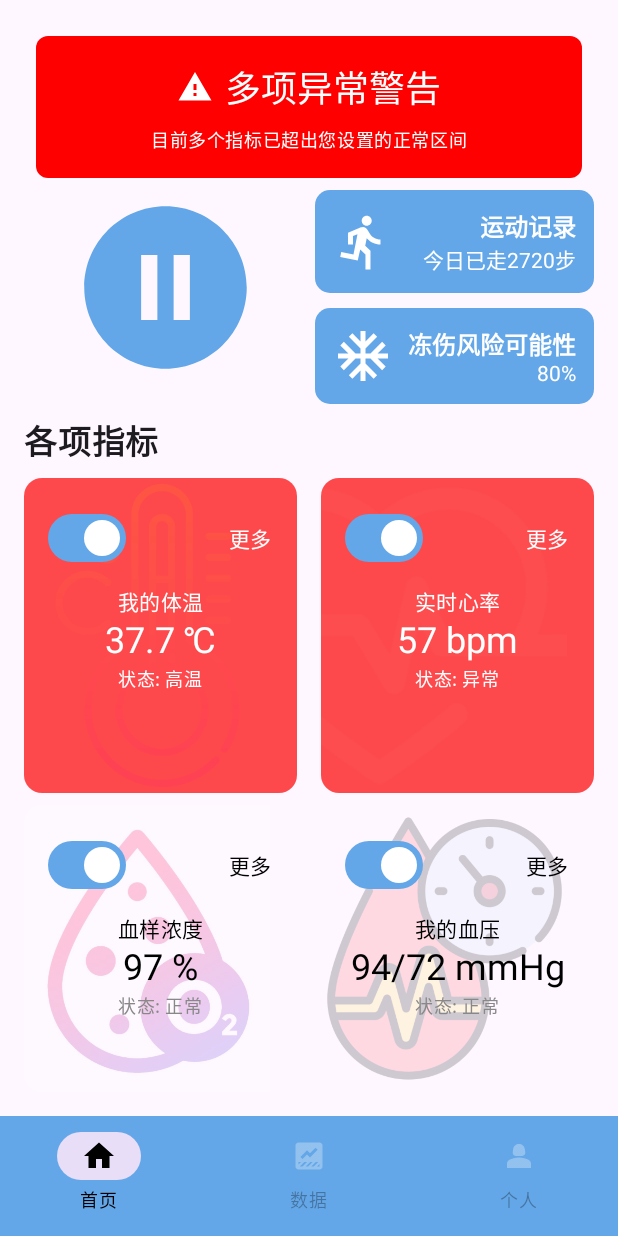
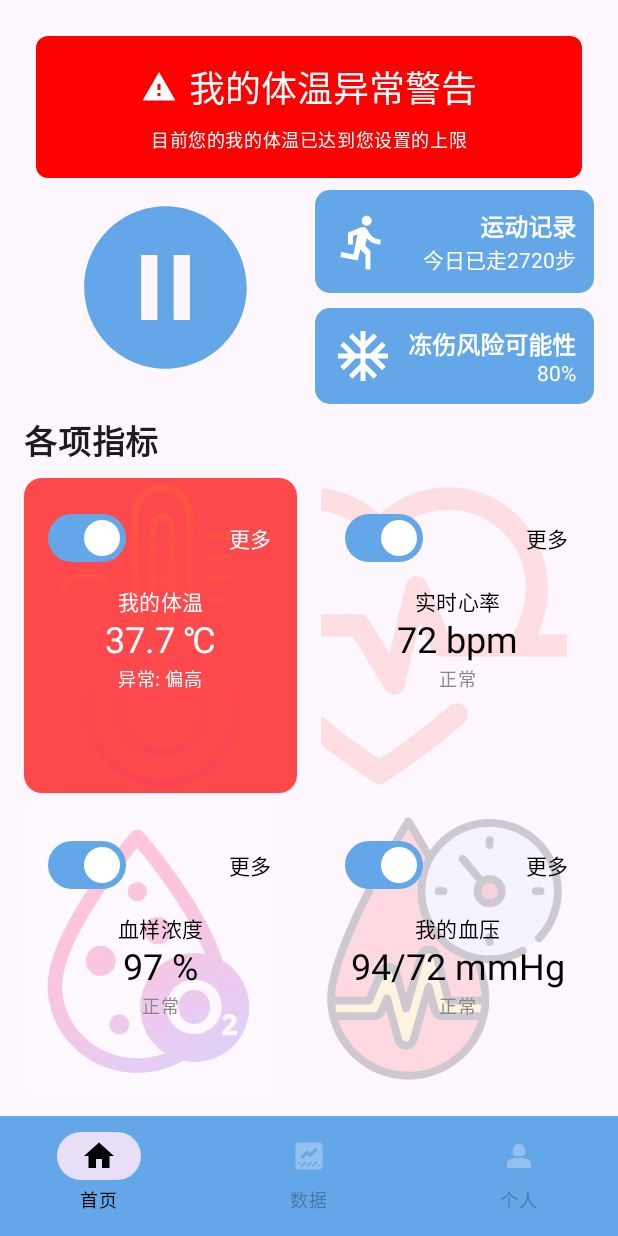
Before and after one commit to longfeiCA/simpleHealthManagement, an Android app built with Jetpack Compose: the composable HealthScreen shown on its own in the app's theme, item 3 of the bottom bar chosen, on a phone screen of 412 x 824 dp. Run offline under Robolectric (Android 15) with nearby library versions, the phone set to English and light mode, and no system bars.

Commit message:
refine alert card

```diff
--- a/app/src/main/java/com/example/simplehealthmanagement/HealthScreen.kt
+++ b/app/src/main/java/com/example/simplehealthmanagement/HealthScreen.kt
@@ -69,6 +69,7 @@ fun HealthScreen(viewModel: HealthViewModel) {
         unselectedIconColor = Color.White.copy(alpha = 0.3f),
         unselectedTextColor = Color.Black.copy(alpha = 0.3f)
     )
+
 
     Scaffold(
         bottomBar = {
@@ -303,7 +304,6 @@ fun HealthScreen(viewModel: HealthViewModel) {
 @Composable
 fun AlertCard(abnormalStatuses: List<Pair<String, String>>) {
     val isSingleAbnormal = abnormalStatuses.size == 1
-    val abnormalTitle = abnormalStatuses.firstOrNull()?.first ?: ""
 
     Card(
         modifier = Modifier
@@ -328,14 +328,24 @@ fun AlertCard(abnormalStatuses: List<Pair<String, String>>) {
                 )
                 Spacer(modifier = Modifier.width(8.dp))
                 Text(
-                    text = if (isSingleAbnormal) "${abnormalTitle}异常警告" else "多项异常警告",
+                    text = if (isSingleAbnormal) "${abnormalStatuses.first().first}异常警告" else "多项异常警告",
                     color = Color.White,
                     style = MaterialTheme.typography.headlineSmall
                 )
             }
             Spacer(modifier = Modifier.height(8.dp))
             Text(
-                text = if (isSingleAbnormal) "目前您的${abnormalTitle}已超出您设置的正常区间" else "目前多个指标已超出您设置的正常区间",
+                text = if (isSingleAbnormal) {
+                    val title = abnormalStatuses.first().first
+                    val status = abnormalStatuses.first().second
+                    when (status) {
+                        "偏高" -> "目前您的${title}已达到您设置的上限"
+                        "偏低" -> "目前您的${title}已低于您设置的下限"
+                        else -> "目前您的${title}异常" // Fallback
+                    }
+                } else {
+                    "目前多个指标已达到您设置的上限"
+                },
                 color = Color.White,
                 style = MaterialTheme.typography.bodySmall
             )
@@ -363,6 +373,7 @@ fun VitalCardWithSwitch(
     )
 
     val cardBackgroundColor = if (status == "正常") Color.Transparent else Color.Red.copy(alpha = 0.7f)
+    val statusDisplay = if (status == "正常") "正常" else "异常: $status"
 
     Card(
         modifier = modifier
@@ -421,7 +432,7 @@ fun VitalCardWithSwitch(
                     color = if (status == "正常") Color.Black else Color.White
                 )
                 Text(
-                    text = "状态: $status",
+                    text = "$statusDisplay",
                     style = MaterialTheme.typography.bodySmall,
                     color = if (status == "正常") Color.Gray else Color.White
                 )
--- a/app/src/main/java/com/example/simplehealthmanagement/HealthViewModel.kt
+++ b/app/src/main/java/com/example/simplehealthmanagement/HealthViewModel.kt
@@ -59,12 +59,12 @@ class HealthViewModel : ViewModel() {
         viewModelScope.launch {
             while (true) {
                 _temperature.value = String.format("%.1f", Random.nextDouble(35.5, 38.5)).toDouble()
-                _heartRate.value = Random.nextInt(50, 120)
+                _heartRate.value = Random.nextInt(50, 115)
                 _systolicBloodPressure.value = Random.nextInt(90, 140)
                 _diastolicBloodPressure.value = Random.nextInt(60, 90)
-                _spo2.value = Random.nextInt(90, 100)
+                _spo2.value = Random.nextInt(93, 100)
                 _stepCount.value = Random.nextInt(1000, 5000)
-                _frostbiteRisk.value = Random.nextInt(0, 5) * 20 // 模拟0%, 20%, 40%, 60%, 80%
+                _frostbiteRisk.value = Random.nextInt(0, 5) * 20
 
                 delay(5000) // 每5秒更新一次
             }
@@ -73,14 +73,18 @@ class HealthViewModel : ViewModel() {
 
     fun getTemperatureStatus(temperature: Double): String {
         return when {
-            temperature > 37.5 -> "高温"
-            temperature < 36.0 -> "低温"
+            temperature > 37.5 -> "偏高"
+            temperature < 36.0 -> "偏低"
             else -> "正常"
         }
     }
 
     fun getHeartRateStatus(heartRate: Int): String {
-        return if (heartRate in 60..100) "正常" else "异常"
+        return when {
+            heartRate > 100 -> "偏高"
+            heartRate < 60 -> "偏低"
+            else -> "正常"
+        }
     }
 
     fun getBloodOxygenStatus(spo2: Int): String {
```
